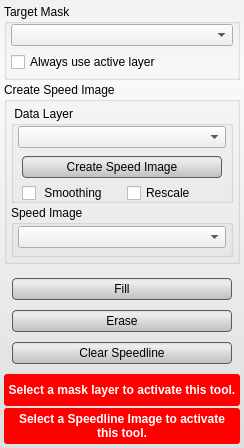
Above: src/Interface/ToolInterface/SpeedlineToolInterface.ui from SCIInstitute/Seg3D before the change. Below: the same form after it.
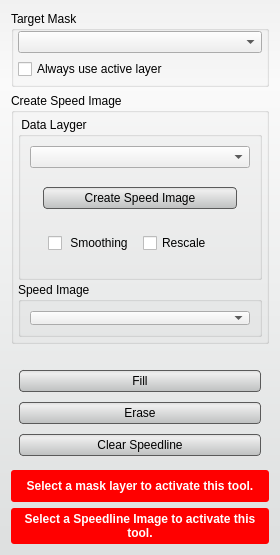
That is the form after the change. Custom widgets are drawn as their Qt base class.

Commit message: 1. Fixed the bug 1515 - Speedline: Don't clear speedline when switching masks    Now the points are unattached, only recompute the paths.

Diff of the .ui file:
```diff
--- a/src/Interface/ToolInterface/SpeedlineToolInterface.ui
+++ b/src/Interface/ToolInterface/SpeedlineToolInterface.ui
@@ -6,8 +6,8 @@
    <rect>
     <x>0</x>
     <y>0</y>
-    <width>244</width>
-    <height>448</height>
+    <width>280</width>
+    <height>555</height>
    </rect>
   </property>
   <property name="sizePolicy">
@@ -16,6 +16,18 @@
     <verstretch>0</verstretch>
    </sizepolicy>
   </property>
+  <property name="minimumSize">
+   <size>
+    <width>280</width>
+    <height>555</height>
+   </size>
+  </property>
+  <property name="maximumSize">
+   <size>
+    <width>16777215</width>
+    <height>16777215</height>
+   </size>
+  </property>
   <property name="windowTitle">
    <string>Speedline Tool</string>
   </property>
@@ -47,12 +59,6 @@
 }</string>
   </property>
   <layout class="QVBoxLayout" name="verticalLayout_5">
-   <property name="spacing">
-    <number>2</number>
-   </property>
-   <property name="margin">
-    <number>4</number>
-   </property>
    <item>
     <widget class="QGroupBox" name="target_groupbox_">
      <property name="minimumSize">
@@ -132,6 +138,12 @@
        <verstretch>0</verstretch>
       </sizepolicy>
      </property>
+     <property name="minimumSize">
+      <size>
+       <width>0</width>
+       <height>198</height>
+      </size>
+     </property>
      <property name="title">
       <string>Create Speed Image</string>
      </property>
@@ -144,28 +156,31 @@
       </property>
       <item>
        <widget class="QGroupBox" name="connected_to_mask_groupbox_">
+        <property name="sizePolicy">
+         <sizepolicy hsizetype="Ignored" vsizetype="Preferred">
+          <horstretch>0</horstretch>
+          <verstretch>0</verstretch>
+         </sizepolicy>
+        </property>
+        <property name="minimumSize">
+         <size>
+          <width>0</width>
+          <height>107</height>
+         </size>
+        </property>
+        <property name="maximumSize">
+         <size>
+          <width>16777215</width>
+          <height>16777215</height>
+         </size>
+        </property>
         <property name="title">
-         <string> Data Layer </string>
+         <string> Data Layger </string>
         </property>
         <property name="alignment">
          <set>Qt::AlignLeading|Qt::AlignLeft|Qt::AlignTop</set>
         </property>
         <layout class="QVBoxLayout" name="verticalLayout_6">
-         <property name="spacing">
-          <number>4</number>
-         </property>
-         <property name="leftMargin">
-          <number>4</number>
-         </property>
-         <property name="topMargin">
-          <number>0</number>
-         </property>
-         <property name="rightMargin">
-          <number>4</number>
-         </property>
-         <property name="bottomMargin">
-          <number>0</number>
-         </property>
          <item>
           <widget class="QtUtils::QtDropableComboBox" name="target_data_layer_">
            <property name="sizePolicy">
@@ -191,12 +206,6 @@
             </size>
            </property>
            <layout class="QVBoxLayout" name="verticalLayout_3">
-            <property name="spacing">
-             <number>4</number>
-            </property>
-            <property name="margin">
-             <number>0</number>
-            </property>
             <item>
              <widget class="QPushButton" name="run_gradient_button_">
               <property name="minimumSize">
@@ -213,21 +222,6 @@
             <item>
              <widget class="QWidget" name="widget_4" native="true">
               <layout class="QHBoxLayout" name="horizontalLayout_2">
-               <property name="spacing">
-                <number>10</number>
-               </property>
-               <property name="leftMargin">
-                <number>4</number>
-               </property>
-               <property name="topMargin">
-                <number>0</number>
-               </property>
-               <property name="rightMargin">
-                <number>4</number>
-               </property>
-               <property name="bottomMargin">
-                <number>0</number>
-               </property>
                <item>
                 <widget class="QCheckBox" name="use_smooth_">
                  <property name="sizePolicy">
@@ -292,7 +286,7 @@
         <property name="maximumSize">
          <size>
           <width>16777215</width>
-          <height>52</height>
+          <height>16777215</height>
          </size>
         </property>
         <property name="title">
@@ -302,21 +296,6 @@
          <set>Qt::AlignLeading|Qt::AlignLeft|Qt::AlignTop</set>
         </property>
         <layout class="QHBoxLayout" name="horizontalLayout_3">
-         <property name="spacing">
-          <number>0</number>
-         </property>
-         <property name="leftMargin">
-          <number>4</number>
-         </property>
-         <property name="topMargin">
-          <number>0</number>
-         </property>
-         <property name="rightMargin">
-          <number>4</number>
-         </property>
-         <property name="bottomMargin">
-          <number>4</number>
-         </property>
          <item>
           <widget class="QtUtils::QtDropableComboBox" name="gradient_layer_">
            <property name="sizePolicy">
@@ -334,7 +313,7 @@
     </widget>
    </item>
    <item>
-    <widget class="QtUtils::QtLogSliderIntCombo" name="iterations_" native="true"/>
+    <widget class="QtUtils::QtSliderIntCombo" name="iterations_" native="true"/>
    </item>
    <item>
     <widget class="QtUtils::QtSliderDoubleCombo" name="termination_" native="true"/>
@@ -488,18 +467,18 @@
    <extends>QComboBox</extends>
    <header location="global">QtUtils/Widgets/QtDropableComboBox.h</header>
   </customwidget>
-  <customwidget>
-   <class>QtUtils::QtLogSliderIntCombo</class>
-   <extends>QWidget</extends>
-   <header location="global">QtUtils/Widgets/QtLogSliderIntCombo.h</header>
-   <container>1</container>
-  </customwidget>
   <customwidget>
    <class>QtUtils::QtSliderDoubleCombo</class>
    <extends>QWidget</extends>
    <header location="global">QtUtils/Widgets/QtSliderDoubleCombo.h</header>
    <container>1</container>
   </customwidget>
+  <customwidget>
+   <class>QtUtils::QtSliderIntCombo</class>
+   <extends>QWidget</extends>
+   <header location="global">QtUtils/Widgets/QtSliderIntCombo.h</header>
+   <container>1</container>
+  </customwidget>
  </customwidgets>
  <resources/>
  <connections/>
```
The commit also changes 2 other files.
